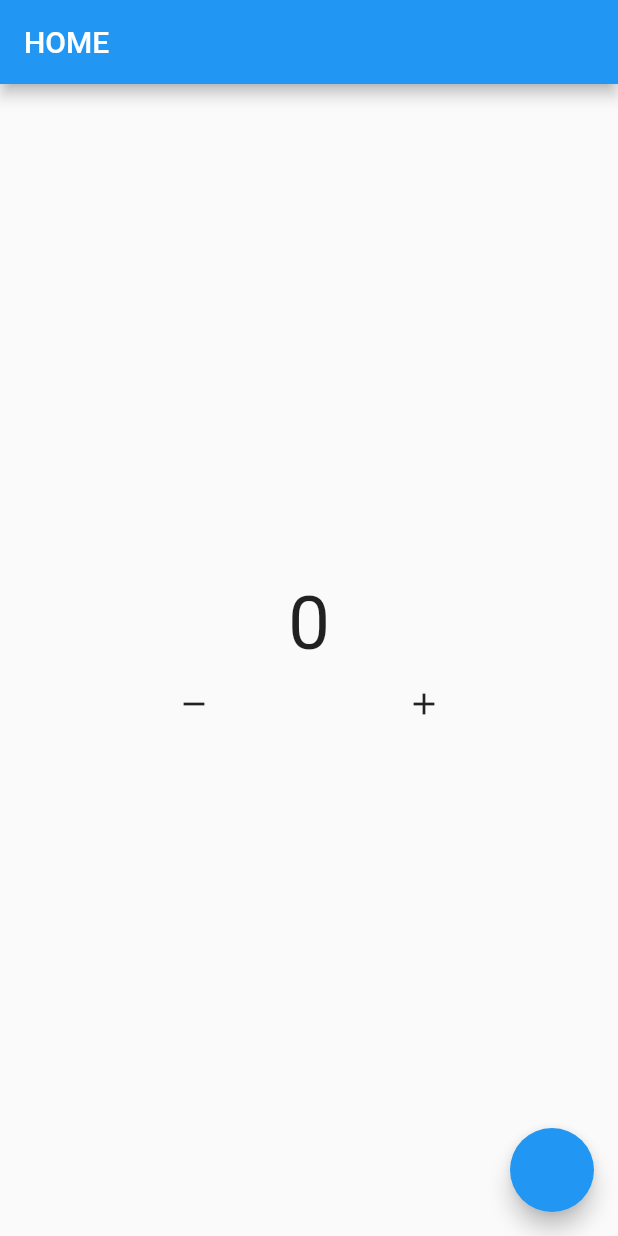
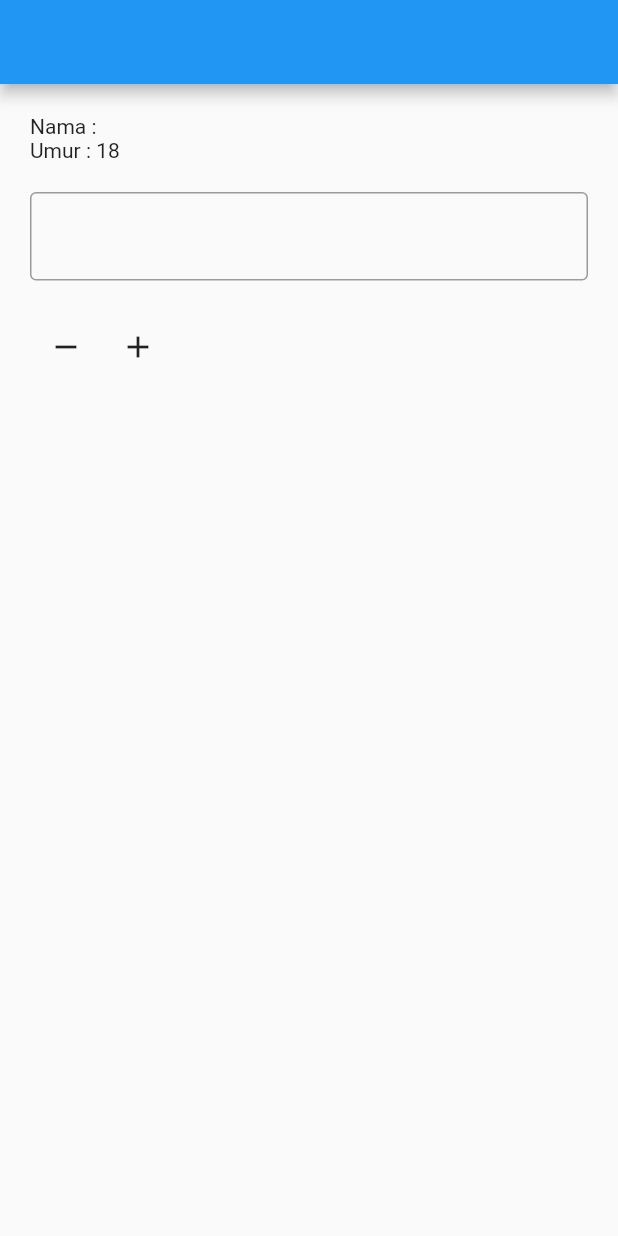
Before and after one commit to AhmadIkbalDjaya/Belajar-Bloc, a Flutter app: the screen it shows after launch, after a tap on the "remove" icon, after a tap on the "add" icon, on a phone screen of 412 x 824 dp. Run offline on Flutter 3.47's test engine with Material 2 defaults, Android fonts, the phone set to English and light mode, and no system bars; our stand-ins replace bloc, flutter_bloc.

Commit message:
13. Bloc Selector

```diff
--- a/lib/app.dart
+++ /dev/null
@@ -1,21 +0,0 @@
-import 'package:belajar_bloc/bloc/theme.dart';
-import 'package:belajar_bloc/pages/home.dart';
-import 'package:flutter/material.dart';
-import 'package:flutter_bloc/flutter_bloc.dart';
-
-class App extends StatelessWidget {
-  const App({super.key});
-
-  @override
-  Widget build(BuildContext context) {
-    return BlocBuilder<ThemeBloc, bool>(
-      bloc: context.read<ThemeBloc>(),
-      builder: (context, state) {
-        return MaterialApp(
-          theme: state ? ThemeData.light() : ThemeData.dark(),
-          home: const HomePage(),
-        );
-      },
-    );
-  }
-}
--- a/lib/bloc/counter.dart
+++ /dev/null
@@ -1,8 +0,0 @@
-import 'package:bloc/bloc.dart';
-
-class CounterBloc extends Cubit<int> {
-  CounterBloc() : super(0);
-
-  void add() => emit(state + 1);
-  void remove() => emit(state - 1);
-}
--- a/lib/bloc/theme.dart
+++ /dev/null
@@ -1,8 +0,0 @@
-import 'package:bloc/bloc.dart';
-
-class ThemeBloc extends Cubit<bool> {
-  // true->light  false->dark
-  ThemeBloc() : super(true);
-
-  void changeTheme() => emit(!state);
-}
--- /dev/null
+++ b/lib/bloc/user.dart
@@ -0,0 +1,19 @@
+import 'package:bloc/bloc.dart';
+
+class UserBloc extends Cubit<Map<String, dynamic>> {
+  UserBloc() : super({"name": "", "age": 18});
+
+  void changeName(String newName) {
+    emit({
+      "name": newName,
+      "age": state["age"],
+    });
+  }
+
+  void changeAge(int newAge) {
+    emit({
+      "name": state["name"],
+      "age": newAge,
+    });
+  }
+}
--- a/lib/main.dart
+++ b/lib/main.dart
@@ -1,6 +1,5 @@
-import 'package:belajar_bloc/app.dart';
-import 'package:belajar_bloc/bloc/counter.dart';
-import 'package:belajar_bloc/bloc/theme.dart';
+import 'package:belajar_bloc/bloc/user.dart';
+import 'package:belajar_bloc/pages/home.dart';
 import 'package:flutter/material.dart';
 import 'package:flutter_bloc/flutter_bloc.dart';
 
@@ -9,17 +8,15 @@ void main() {
 }
 
 class MyApp extends StatelessWidget {
-  MyApp({super.key});
+  const MyApp({super.key});
 
-  final ThemeBloc mytheme = ThemeBloc();
   @override
   Widget build(BuildContext context) {
-    return MultiBlocProvider(
-      providers: [
-        BlocProvider(create: (context) => CounterBloc()),
-        BlocProvider(create: (context) => ThemeBloc()),
-      ],
-      child: const App(),
+    return MaterialApp(
+      home: BlocProvider(
+        create: (context) => UserBloc(),
+        child: const HomePage(),
+      ),
     );
   }
 }
--- a/lib/pages/home.dart
+++ b/lib/pages/home.dart
@@ -1,5 +1,4 @@
-import 'package:belajar_bloc/bloc/counter.dart';
-import 'package:belajar_bloc/bloc/theme.dart';
+import 'package:belajar_bloc/bloc/user.dart';
 import 'package:flutter/material.dart';
 import 'package:flutter_bloc/flutter_bloc.dart';
 
@@ -8,121 +7,61 @@ class HomePage extends StatelessWidget {
 
   @override
   Widget build(BuildContext context) {
-    CounterBloc mycounter = context.read<CounterBloc>();
-    ThemeBloc mytheme = context.read<ThemeBloc>();
+    UserBloc userBloc = context.read<UserBloc>();
     return Scaffold(
-      appBar: AppBar(title: const Text("HOME")),
-      body: Center(
-        child: Column(
-          mainAxisSize: MainAxisSize.min,
+      appBar: AppBar(),
+      body: ListView(
+        padding: const EdgeInsets.all(20),
         children: [
-            MultiBlocListener(
-              listeners: [
-                // listerner counter
-                BlocListener<CounterBloc, int>(
-                  listener: (context, state) {
-                    ScaffoldMessenger.of(context).showSnackBar(
-                      const SnackBar(
-                        content: Text("Di Atas 10"),
-                        duration: Duration(seconds: 1),
-                      ),
-                    );
-                  },
-                  listenWhen: (previous, current) {
-                    if (current > 10) {
-                      return true;
-                    } else {
-                      return false;
-                    }
+          BlocSelector<UserBloc, Map<String, dynamic>, String>(
+            selector: (state) => state['name'],
+            builder: (context, state) {
+              print("NAME BUILD");
+              return Text("Nama : $state");
             },
           ),
-                BlocListener<ThemeBloc, bool>(
-                  listener: (context, state) {
-                    ScaffoldMessenger.of(context).showSnackBar(
-                      const SnackBar(
-                        content: Text("Tema Gelap"),
-                        duration: Duration(seconds: 1),
-                      ),
-                    );
-                  },
-                  listenWhen: (previous, current) {
-                    if (!current) {
-                      return true;
-                    } else {
-                      return false;
-                    }
-                  },
-                )
-              ],
-              child: BlocBuilder<CounterBloc, int>(
-                bloc: mycounter,
+          BlocSelector<UserBloc, Map<String, dynamic>, int>(
+            selector: (state) => state['age'],
             builder: (context, state) {
-                  return Text(
-                    "$state",
-                    style: const TextStyle(
-                      fontSize: 50,
-                    ),
-                  );
+              print("AGE BUILD");
+              return Text("Umur : $state");
             },
           ),
+          // BlocBuilder<UserBloc, Map<String, dynamic>>(
+          //   bloc: userBloc,
+          //   builder: (context, state) {
+          //     print("NAME BUILD");
+          //     return Text("NAMA: ${state['name']}");
+          //   },
+          // ),
+          // BlocBuilder<UserBloc, Map<String, dynamic>>(
+          //   bloc: userBloc,
+          //   builder: (context, state) {
+          //     print("AGE BUILD");
+          //     return Text("UMUR: ${state['age']}");
+          //   },
+          // ),
+          const SizedBox(height: 20),
+          TextField(
+            onChanged: (value) {
+              return userBloc.changeName(value);
+            },
+            decoration: const InputDecoration(
+              border: OutlineInputBorder(),
             ),
-            // BlocListener<ThemeBloc, bool>(
-            //   listener: (context, state) {
-            //     ScaffoldMessenger.of(context).showSnackBar(
-            //       const SnackBar(
-            //         content: Text("Tema Gelap"),
-            //         duration: Duration(seconds: 1),
-            //       ),
-            //     );
-            //   },
-            //   listenWhen: (previous, current) {
-            //     if (current == false) {
-            //       return true;
-            //     } else {
-            //       return false;
-            //     }
-            //   },
-            //   child: BlocListener<CounterBloc, int>(
-            //     listener: (context, state) {
-            //       ScaffoldMessenger.of(context).showSnackBar(
-            //         const SnackBar(
-            //           content: Text("Di Atas 10"),
-            //           duration: Duration(seconds: 1),
-            //         ),
-            //       );
-            //     },
-            //     listenWhen: (previous, current) {
-            //       if (current > 10) {
-            //         return true;
-            //       } else {
-            //         return false;
-            //       }
-            //     },
-            //     child: BlocBuilder<CounterBloc, int>(
-            //       bloc: mycounter,
-            //       builder: (context, state) {
-            //         return Text(
-            //           "$state",
-            //           style: const TextStyle(
-            //             fontSize: 50,
-            //           ),
-            //         );
-            //       },
-            //     ),
-            //   ),
-            // ),
+          ),
+          const SizedBox(height: 20),
           Row(
-              mainAxisAlignment: MainAxisAlignment.spaceEvenly,
             children: [
               IconButton(
                 onPressed: () {
-                    mycounter.remove();
+                  userBloc.changeAge(userBloc.state['age'] - 1);
                 },
                 icon: const Icon(Icons.remove),
               ),
               IconButton(
                 onPressed: () {
-                    mycounter.add();
+                  userBloc.changeAge(userBloc.state['age'] + 1);
                 },
                 icon: const Icon(Icons.add),
               ),
@@ -130,12 +69,6 @@ class HomePage extends StatelessWidget {
           )
         ],
       ),
-      ),
-      floatingActionButton: FloatingActionButton(
-        onPressed: () {
-          mytheme.changeTheme();
-        },
-      ),
     );
   }
 }
```
Lines whose indentation alone changed are shown as unchanged.
